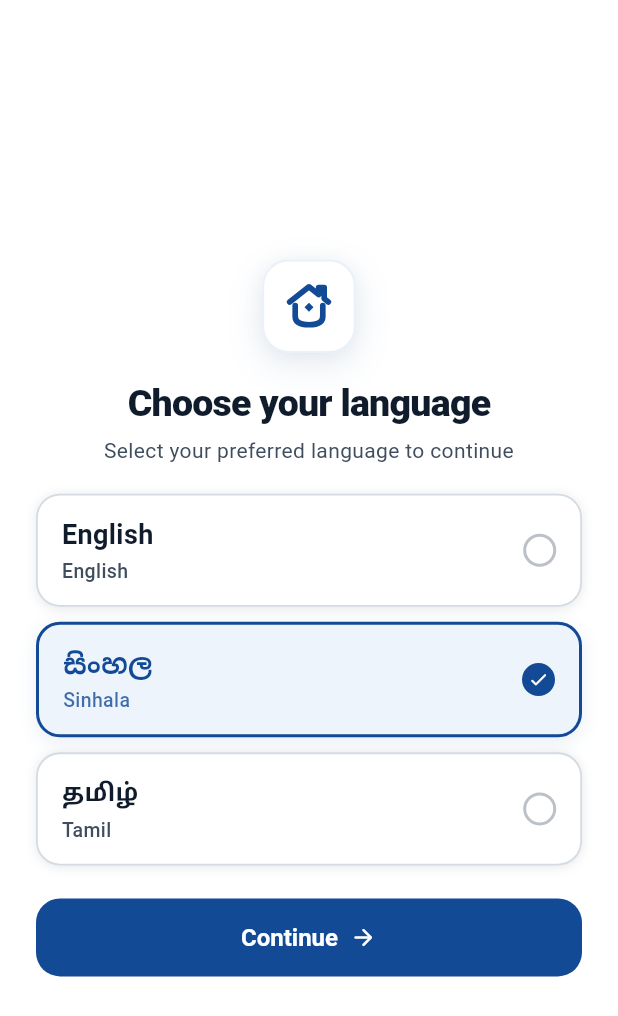
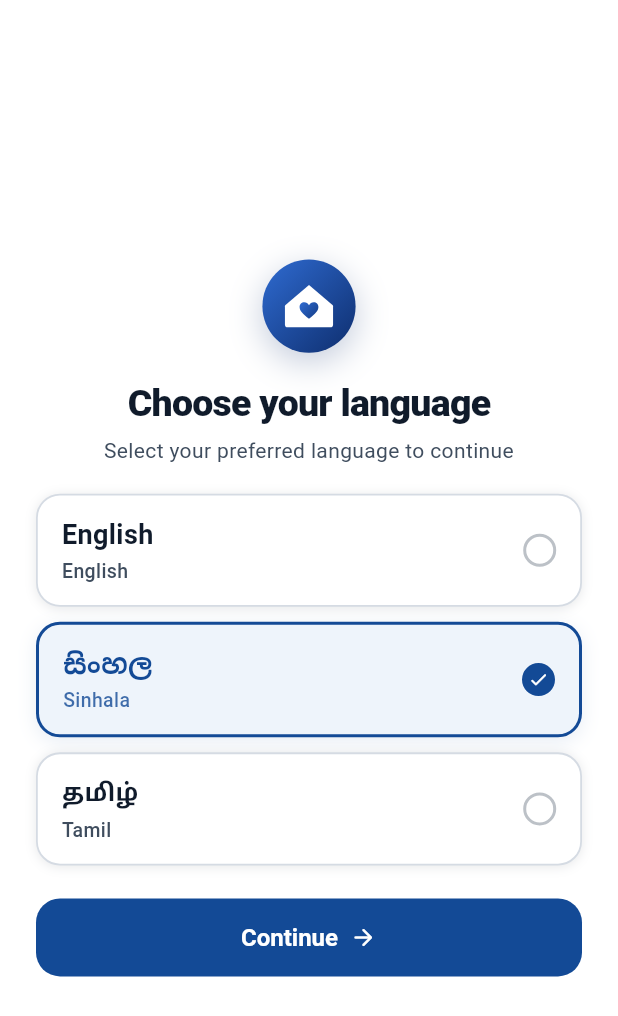
Before and after one commit to HASHINI-MARASINGHE/home_service_booking_app, a Flutter app: the screen it shows after launch, after a tap on "සිංහල", on a phone screen of 412 x 824 dp. Shown: the top 1016 px of the screen. Run offline on Flutter 3.47's test engine with Material 3 defaults, Android fonts, the phone set to English and light mode, and no system bars; our stand-ins replace cloud_firestore, file_picker, firebase_auth, firebase_core, geocoding, geolocator and 7 more; accounts and stored records are empty.

Commit message:
Show the HomeCare logo on every page
- Redraw the shared HomeCareLogo in the new house-and-heart style (round
  tile, wordmark, tagline TRUSTED HOME SERVICES). Splash, login and language
  screens pick it up.
- BrandBar and BrandShell put a slim logo bar above each role's pages
  (customer, provider, unverified provider, admin). The bar does not scale
  with the text size setting.
- One verification test now scrolls its button into view.

Co-Authored-By: Claude Sonnet 5.5 <noreply@anthropic.com>

```diff
--- a/lib/screens/admin/admin_home_screen.dart
+++ b/lib/screens/admin/admin_home_screen.dart
@@ -15,6 +15,7 @@ import '../auth/logout_button.dart';
 import 'admin_disputes_screen.dart';
 import 'admin_ratings_screen.dart';
 import 'admin_verification_screen.dart';
+import '../../widgets/common/homecare_logo.dart';
 
 /// Admin dashboard: pending provider verifications and the admin's profile.
 class AdminHomeScreen extends StatefulWidget {
@@ -49,7 +50,7 @@ class _AdminHomeScreenState extends State<AdminHomeScreen> {
       builder: (context, disputeSnapshot) {
         final pending = snapshot.data ?? 0;
         final disputes = disputeSnapshot.data ?? 0;
-        return Scaffold(
+        return BrandShell(child: Scaffold(
           appBar: AppBar(
             title: Text(
               _tab == 0
@@ -93,7 +94,7 @@ class _AdminHomeScreenState extends State<AdminHomeScreen> {
             selectedIndex: _tab,
             onSelected: (index) => setState(() => _tab = index),
           ),
-        );
+        ));
       },
     ),
   );
--- a/lib/screens/customer/customer_home_screen.dart
+++ b/lib/screens/customer/customer_home_screen.dart
@@ -21,6 +21,7 @@ import 'customer_scope.dart';
 import 'providers/all_providers_screen.dart';
 import 'widgets/customer_home_widgets.dart';
 import 'widgets/provider_directory_widgets.dart';
+import '../../widgets/common/homecare_logo.dart';
 
 class CustomerHomeScreen extends StatefulWidget {
   const CustomerHomeScreen({
@@ -121,6 +122,7 @@ class _CustomerHomeScreenState extends State<CustomerHomeScreen> {
           onPopInvokedWithResult: (didPop, _) {
             if (!didPop) _handleBack();
           },
+          child: BrandShell(
             child: Scaffold(
               backgroundColor: AppColors.bg,
               body: IndexedStack(
@@ -152,6 +154,7 @@ class _CustomerHomeScreenState extends State<CustomerHomeScreen> {
               bottomNavigationBar: CustomerBottomNavigation(
                 selectedIndex: _selectedIndex,
                 onSelected: _selectTab,
+              ),
             ),
           ),
         ),
--- a/lib/screens/provider/provider_home_screen.dart
+++ b/lib/screens/provider/provider_home_screen.dart
@@ -23,6 +23,7 @@ import 'provider_notifications_screen.dart';
 import 'provider_payment_screen.dart';
 import 'provider_profile_screen.dart';
 import 'provider_theme.dart';
+import '../../widgets/common/homecare_logo.dart';
 
 // Provider-only shell; future mode switching can wrap this without changing it.
 class ProviderHomeScreen extends StatefulWidget {
@@ -100,6 +101,7 @@ class _ProviderHomeScreenState extends State<ProviderHomeScreen> {
           onPopInvokedWithResult: (didPop, result) {
             if (!didPop) _back();
           },
+          child: BrandShell(
             child: Scaffold(
               appBar: AppBar(
                 title: Text(
@@ -167,8 +169,8 @@ class _ProviderHomeScreenState extends State<ProviderHomeScreen> {
                             return ProviderFailure(
                               error: snapshot.error,
                               onRetry: () => setState(
-                              () =>
-                                  _bookings = _bookingsService.watchBookings(),
+                                () => _bookings = _bookingsService
+                                    .watchBookings(),
                               ),
                             );
                           }
@@ -247,6 +249,7 @@ class _ProviderHomeScreenState extends State<ProviderHomeScreen> {
                 }),
               ),
             ),
+          ),
         );
       },
     ),
--- a/lib/screens/provider/unverified_provider_shell.dart
+++ b/lib/screens/provider/unverified_provider_shell.dart
@@ -13,6 +13,7 @@ import 'provider_notifications_screen.dart';
 import 'provider_profile_screen.dart';
 import 'provider_theme.dart';
 import 'verification/verification_screen.dart';
+import '../../widgets/common/homecare_logo.dart';
 
 /// What a provider sees until an admin verifies them: only their profile
 /// (with the verification status and what to do next) and notifications.
@@ -77,8 +78,11 @@ class _UnverifiedProviderShellState extends State<UnverifiedProviderShell> {
     child: Builder(
       builder: (context) => StreamBuilder<int>(
         stream: _unread,
-        builder: (context, snapshot) => Scaffold(
-          appBar: AppBar(title: Text(_tab == 0 ? 'Profile' : 'Notifications')),
+        builder: (context, snapshot) => BrandShell(
+          child: Scaffold(
+            appBar: AppBar(
+              title: Text(_tab == 0 ? 'Profile' : 'Notifications'),
+            ),
             body: SafeArea(
               child: _tab == 0
                   ? ProviderProfileScreen(
@@ -109,5 +113,6 @@ class _UnverifiedProviderShellState extends State<UnverifiedProviderShell> {
           ),
         ),
       ),
+    ),
   );
 }
--- a/lib/widgets/common/homecare_logo.dart
+++ b/lib/widgets/common/homecare_logo.dart
@@ -2,136 +2,155 @@ import 'package:flutter/material.dart';
 
 import '../../theme/app_colors.dart';
 
-/// The official vector mark of the HomeCare brand:
-/// A gable roof with a chimney on the right, rounded U-shaped walls,
-/// and a centered diamond spark window.
+/// The two blues of the HomeCare logo (top left to bottom right).
+const _tileStart = Color(0xFF2F6BD1);
+const _tileEnd = Color(0xFF0E2E6E);
+const _heartEnd = Color(0xFF143C85);
+
+// The logo is drawn in a 1024 x 1024 box (see design/app_icon). The house is
+// a rounded gable shape with a heart cut out of its middle.
+Path _house() => Path()
+  ..moveTo(512, 215)
+  ..lineTo(842, 495)
+  ..quadraticBezierTo(850, 502, 850, 512)
+  ..lineTo(850, 770)
+  ..quadraticBezierTo(850, 810, 810, 810)
+  ..lineTo(214, 810)
+  ..quadraticBezierTo(174, 810, 174, 770)
+  ..lineTo(174, 512)
+  ..quadraticBezierTo(174, 502, 182, 495)
+  ..close();
+
+Path _heart() => Path()
+  ..moveTo(512, 690)
+  ..cubicTo(420, 620, 380, 575, 380, 525)
+  ..cubicTo(380, 485, 410, 458, 445, 458)
+  ..cubicTo(475, 458, 497, 474, 512, 498)
+  ..cubicTo(527, 474, 549, 458, 579, 458)
+  ..cubicTo(614, 458, 644, 485, 644, 525)
+  ..cubicTo(644, 575, 604, 620, 512, 690)
+  ..close();
+
+/// Just the house with its heart cut out, in one [color]. Use it on a colored
+/// background (it fills the box, so leave some space around it).
 class HomeCareMarkPainter extends CustomPainter {
-  const HomeCareMarkPainter({
-    this.color = AppColors.brand700,
-    this.strokeWidthFactor = 0.082,
-  });
+  const HomeCareMarkPainter({this.color = AppColors.brand700});
 
   final Color color;
-  final double strokeWidthFactor;
+
+  // The house spans x 174..850 and y 215..810 of the 1024 box.
+  static const _width = 676.0;
+  static const _height = 595.0;
 
   @override
   void paint(Canvas canvas, Size size) {
-    final strokeWidth = size.width * strokeWidthFactor;
-    final strokePaint = Paint()
-      ..color = color
-      ..style = PaintingStyle.stroke
-      ..strokeWidth = strokeWidth
-      ..strokeCap = StrokeCap.round
-      ..strokeJoin = StrokeJoin.round;
-
-    final w = size.width;
-    final h = size.height;
-
-    // 1. Gable roof with chimney on the right slope:
-    // Left eave: (0.22 * w, 0.44 * h)
-    // Peak: (0.50 * w, 0.22 * h)
-    // Right slope descends to chimney junction: (0.64 * w, 0.33 * h)
-    // Chimney: up to (0.64 * w, 0.23 * h), across to (0.72 * w, 0.23 * h), down to (0.72 * w, 0.39 * h)
-    // Right eave: (0.78 * w, 0.44 * h)
-    final roofPath = Path();
-    roofPath.moveTo(w * 0.22, h * 0.44);
-    roofPath.lineTo(w * 0.50, h * 0.22);
-    roofPath.lineTo(w * 0.64, h * 0.33);
-    roofPath.lineTo(w * 0.64, h * 0.23);
-    roofPath.lineTo(w * 0.72, h * 0.23);
-    roofPath.lineTo(w * 0.72, h * 0.39);
-    roofPath.lineTo(w * 0.78, h * 0.44);
-    canvas.drawPath(roofPath, strokePaint);
-
-    // 2. House walls: rounded U-shape container below the roof
-    final wallsPath = Path();
-    wallsPath.moveTo(w * 0.30, h * 0.49);
-    wallsPath.lineTo(w * 0.30, h * 0.65);
-    wallsPath.quadraticBezierTo(w * 0.30, h * 0.77, w * 0.50, h * 0.77);
-    wallsPath.quadraticBezierTo(w * 0.70, h * 0.77, w * 0.70, h * 0.65);
-    wallsPath.lineTo(w * 0.70, h * 0.49);
-    canvas.drawPath(wallsPath, strokePaint);
-
-    // 3. Centered diamond spark inside the house
-    final diamondPaint = Paint()
-      ..color = color
-      ..style = PaintingStyle.fill;
-
-    final diamondPath = Path();
-    diamondPath.moveTo(w * 0.50, h * 0.45);
-    diamondPath.lineTo(w * 0.565, h * 0.515);
-    diamondPath.lineTo(w * 0.50, h * 0.58);
-    diamondPath.lineTo(w * 0.435, h * 0.515);
-    diamondPath.close();
-    canvas.drawPath(diamondPath, diamondPaint);
+    final scale = size.width / _width;
+    canvas
+      ..translate(
+        -174 * scale,
+        (size.height - _height * scale) / 2 - 215 * scale,
+      )
+      ..scale(scale);
+    canvas.drawPath(
+      Path.combine(PathOperation.difference, _house(), _heart()),
+      Paint()..color = color,
+    );
   }
 
   @override
-  bool shouldRepaint(covariant HomeCareMarkPainter oldDelegate) =>
-      color != oldDelegate.color ||
-      strokeWidthFactor != oldDelegate.strokeWidthFactor;
+  bool shouldRepaint(covariant HomeCareMarkPainter old) => color != old.color;
 }
 
-/// The standalone HomeCare brand icon, optionally embedded inside
-/// a soft rounded card matching the reference design.
+/// The full logo: the blue circle of the app icon with the white house and its
+/// heart.
+class _HomeCareTilePainter extends CustomPainter {
+  const _HomeCareTilePainter();
+
+  @override
+  void paint(Canvas canvas, Size size) {
+    canvas.scale(size.width / 1024);
+    const bounds = Rect.fromLTWH(0, 0, 1024, 1024);
+    canvas.drawCircle(
+      const Offset(512, 512),
+      512,
+      Paint()
+        ..shader = const LinearGradient(
+          begin: Alignment.topLeft,
+          end: Alignment.bottomRight,
+          colors: [_tileStart, _tileEnd],
+        ).createShader(bounds),
+    );
+    // The house is drawn at 78% around the centre, as in the app icon.
+    canvas
+      ..translate(512, 512)
+      ..scale(0.7825)
+      ..translate(-512, -512);
+    canvas.drawPath(_house(), Paint()..color = Colors.white);
+    canvas.drawPath(
+      _heart(),
+      Paint()
+        ..shader = const LinearGradient(
+          begin: Alignment.topLeft,
+          end: Alignment.bottomRight,
+          colors: [_tileStart, _heartEnd],
+        ).createShader(const Rect.fromLTRB(380, 458, 644, 690)),
+    );
+  }
+
+  @override
+  bool shouldRepaint(covariant _HomeCareTilePainter old) => false;
+}
+
+/// The HomeCare brand icon. With [showCard] it is the app icon itself (a blue
+/// circle, [size] * 1.35 wide); without it, just the white-on-nothing
+/// house glyph in [color], [size] wide, to place on your own background.
 class HomeCareBrandMark extends StatelessWidget {
   const HomeCareBrandMark({
     super.key,
     this.size = 72,
     this.color = AppColors.brand700,
-    this.backgroundColor = AppColors.surface,
     this.showCard = true,
+    this.shadow = true,
   });
 
   final double size;
   final Color color;
-  final Color backgroundColor;
   final bool showCard;
+
+  /// A soft shadow under the tile; turn off in small places such as bars.
+  final bool shadow;
 
   @override
   Widget build(BuildContext context) {
-    final mark = SizedBox(
-      width: size,
-      height: size,
-      child: CustomPaint(
-        painter: HomeCareMarkPainter(color: color),
+    if (!showCard) {
+      return SizedBox(
+        width: size,
+        height: size,
+        child: CustomPaint(painter: HomeCareMarkPainter(color: color)),
+      );
+    }
+    final tile = size * 1.35;
+    return Container(
+      width: tile,
+      height: tile,
+      decoration: BoxDecoration(
+        shape: BoxShape.circle,
+        boxShadow: shadow
+            ? [
+                BoxShadow(
+                  color: _tileEnd.withValues(alpha: 0.25),
+                  blurRadius: tile * 0.3,
+                  offset: Offset(0, tile * 0.1),
+                ),
+              ]
+            : null,
       ),
-    );
-
-    if (!showCard) return mark;
-
-    final cardSize = size * 1.35;
-    return Container(
-      width: cardSize,
-      height: cardSize,
-      decoration: BoxDecoration(
-        color: backgroundColor,
-        borderRadius: BorderRadius.circular(cardSize * 0.28),
-        border: Border.all(
-          color: AppColors.brand100.withValues(alpha: 0.6),
-          width: 1.2,
-        ),
-        boxShadow: [
-          BoxShadow(
-            color: AppColors.brand700.withValues(alpha: 0.08),
-            blurRadius: 20,
-            spreadRadius: 2,
-            offset: const Offset(0, 8),
-          ),
-          BoxShadow(
-            color: AppColors.shadow.withValues(alpha: 0.06),
-            blurRadius: 10,
-            offset: const Offset(0, 2),
-          ),
-        ],
-      ),
-      alignment: Alignment.center,
-      child: mark,
+      child: const CustomPaint(painter: _HomeCareTilePainter()),
     );
   }
 }
 
-/// The complete HomeCare brand logo with wordmark and optional tagline.
+/// The complete HomeCare logo: icon, wordmark and tagline.
 class HomeCareLogo extends StatelessWidget {
   const HomeCareLogo({
     super.key,
@@ -141,7 +160,7 @@ class HomeCareLogo extends StatelessWidget {
     this.taglineSize = 11,
     this.horizontal = false,
     this.color = AppColors.brand700,
-    this.darkTextColor = AppColors.ink,
+    this.darkTextColor = AppColors.brand900,
     this.taglineColor = AppColors.ink3,
     this.showCard = true,
   });
@@ -156,92 +175,144 @@ class HomeCareLogo extends StatelessWidget {
   final Color taglineColor;
   final bool showCard;
 
+  static const tagline = 'TRUSTED HOME SERVICES';
+
   @override
   Widget build(BuildContext context) {
-    final wordmark = RichText(
-      text: TextSpan(
-        children: [
-          TextSpan(
-            text: 'Home',
-            style: TextStyle(
-              color: darkTextColor,
-              fontSize: titleSize,
-              fontWeight: FontWeight.w800,
-              letterSpacing: -0.6,
-            ),
-          ),
-          TextSpan(
-            text: 'Care',
-            style: TextStyle(
-              color: color,
-              fontSize: titleSize,
-              fontWeight: FontWeight.w800,
-              letterSpacing: -0.6,
-            ),
-          ),
-        ],
+    final wordmark = HomeCareWordmark(
+      size: titleSize,
+      homeColor: darkTextColor,
+      careColor: color,
+    );
+    final tag = Text(
+      tagline,
+      textAlign: horizontal ? TextAlign.start : TextAlign.center,
+      style: TextStyle(
+        color: taglineColor,
+        fontSize: taglineSize,
+        fontWeight: FontWeight.w700,
+        letterSpacing: 1.2,
       ),
     );
 
     if (horizontal) {
       return Row(
         mainAxisSize: MainAxisSize.min,
-        crossAxisAlignment: CrossAxisAlignment.center,
         children: [
-          HomeCareBrandMark(
-            size: markSize,
-            color: color,
-            showCard: showCard,
-          ),
+          HomeCareBrandMark(size: markSize, color: color, showCard: showCard),
           const SizedBox(width: 12),
           Column(
             mainAxisSize: MainAxisSize.min,
             crossAxisAlignment: CrossAxisAlignment.start,
             children: [
               wordmark,
-              if (showTagline) ...[
-                const SizedBox(height: 2),
-                Text(
-                  'HOME SERVICES & MAINTENANCE',
-                  style: TextStyle(
-                    color: taglineColor,
-                    fontSize: taglineSize,
-                    fontWeight: FontWeight.w700,
-                    letterSpacing: 1.1,
-                  ),
-                ),
-              ],
+              if (showTagline) ...[const SizedBox(height: 2), tag],
             ],
           ),
         ],
       );
     }
-
     return Column(
       mainAxisSize: MainAxisSize.min,
-      crossAxisAlignment: CrossAxisAlignment.center,
       children: [
-        HomeCareBrandMark(
-          size: markSize,
-          color: color,
-          showCard: showCard,
-        ),
+        HomeCareBrandMark(size: markSize, color: color, showCard: showCard),
         SizedBox(height: markSize * 0.28),
         wordmark,
-        if (showTagline) ...[
-          const SizedBox(height: 6),
-          Text(
-            'HOME SERVICES & MAINTENANCE',
-            textAlign: TextAlign.center,
-            style: TextStyle(
-              color: taglineColor,
-              fontSize: taglineSize,
-              fontWeight: FontWeight.w700,
-              letterSpacing: 1.2,
-            ),
-          ),
-        ],
+        if (showTagline) ...[const SizedBox(height: 6), tag],
       ],
     );
   }
 }
+
+/// "HomeCare" with Home in dark blue and Care in the brand blue. It uses the
+/// app font, so it follows the language setting.
+class HomeCareWordmark extends StatelessWidget {
+  const HomeCareWordmark({
+    super.key,
+    this.size = 20,
+    this.homeColor = AppColors.brand900,
+    this.careColor = AppColors.brand700,
+  });
+
+  final double size;
+  final Color homeColor, careColor;
+
+  @override
+  Widget build(BuildContext context) {
+    TextStyle style(Color color) => TextStyle(
+      color: color,
+      fontSize: size,
+      fontWeight: FontWeight.w700,
+      letterSpacing: 0,
+      height: 1.1,
+    );
+    return Semantics(
+      label: 'HomeCare',
+      excludeSemantics: true,
+      child: Text.rich(
+        TextSpan(
+          children: [
+            TextSpan(text: 'Home', style: style(homeColor)),
+            TextSpan(text: 'Care', style: style(careColor)),
+          ],
+        ),
+      ),
+    );
+  }
+}
+
+/// A slim bar with the logo, shown at the top of every page of the app.
+class BrandBar extends StatelessWidget {
+  const BrandBar({super.key, this.trailing, this.color = AppColors.bg});
+
+  final Widget? trailing;
+  final Color color;
+
+  @override
+  Widget build(BuildContext context) => ColoredBox(
+    color: color,
+    // A logo keeps its size: it does not grow with the text size setting.
+    child: MediaQuery.withNoTextScaling(
+      child: Padding(
+        padding: const EdgeInsets.fromLTRB(20, 6, 20, 6),
+        child: Row(
+          children: [
+            const HomeCareBrandMark(size: 25, shadow: false),
+            const SizedBox(width: 10),
+            const HomeCareWordmark(size: 20),
+            const Spacer(),
+            ?trailing,
+          ],
+        ),
+      ),
+    ),
+  );
+}
+
+/// Puts the [BrandBar] above a whole page (a Scaffold with its own app bar
+/// and bottom navigation), so the logo is on every page of a role without
+/// each screen having to add it.
+class BrandShell extends StatelessWidget {
+  const BrandShell({super.key, required this.child});
+
+  final Widget child;
+
+  @override
+  Widget build(BuildContext context) => Material(
+    color: AppColors.bg,
+    child: Column(
+      children: [
+        SafeArea(bottom: false, child: const BrandBar()),
+        // The bar already sits below the status bar; the page must not leave
+        // a second gap for it.
+        Expanded(
+          child: MediaQuery.removePadding(
+            context: context,
+            removeTop: true,
+            child: child,
+          ),
+        ),
+      ],
+    ),
+  );
+}
```
Also changed, not shown: 1 other file. Lines whose indentation alone changed are shown as unchanged.
